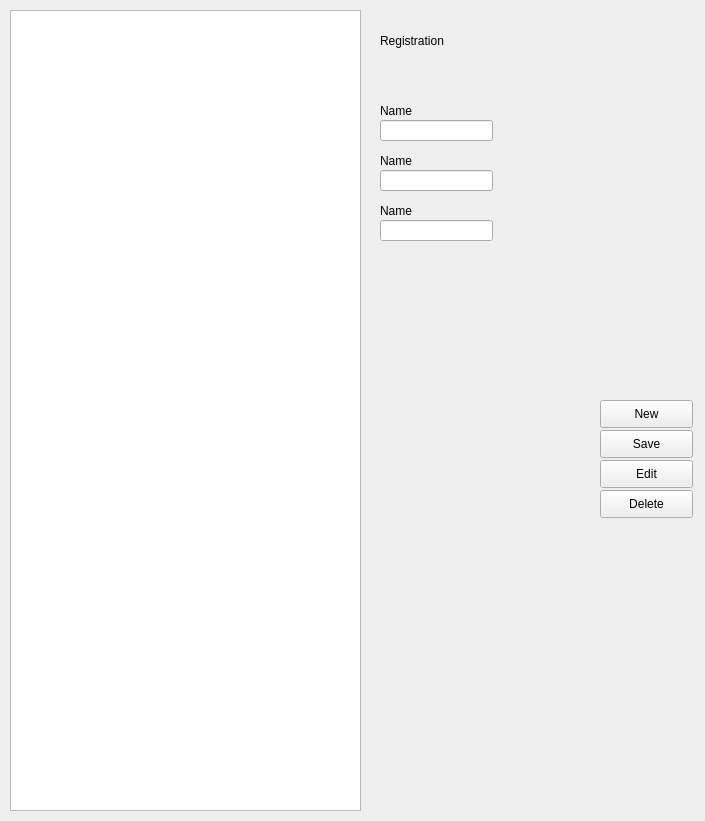
Old version of the form src/pages/setting/loan_officer.ui in the repository DY-Microfinance-Customer-Management/dymf-algorithm.
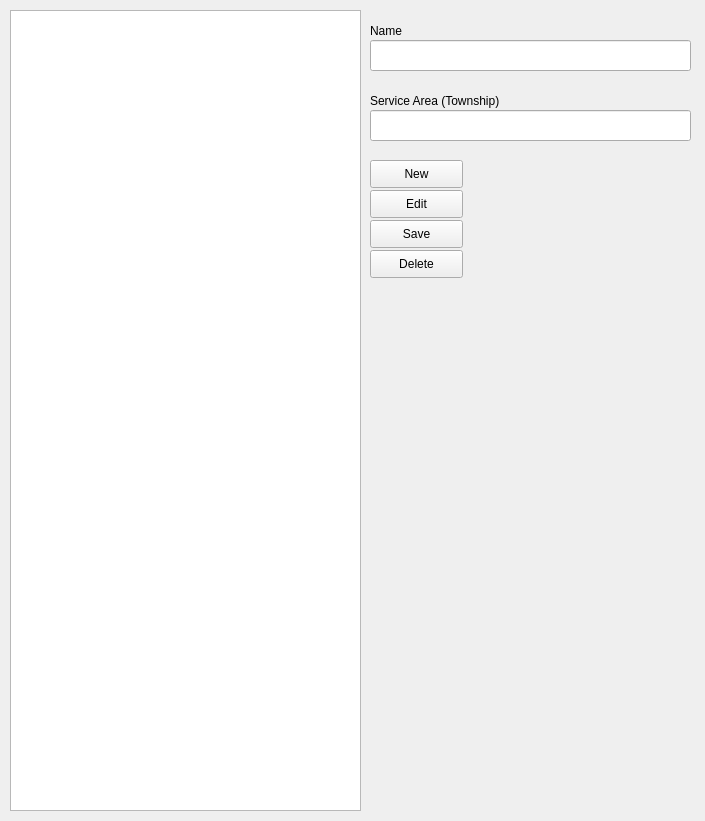
New version of the form.

What changed in the file:
```diff
--- a/src/pages/setting/loan_officer.ui
+++ b/src/pages/setting/loan_officer.ui
@@ -27,8 +27,8 @@
    <widget class="QPushButton" name="pushButton">
     <property name="geometry">
      <rect>
-      <x>600</x>
-      <y>400</y>
+      <x>370</x>
+      <y>160</y>
       <width>93</width>
       <height>28</height>
      </rect>
@@ -40,8 +40,8 @@
    <widget class="QPushButton" name="pushButton_2">
     <property name="geometry">
      <rect>
-      <x>600</x>
-      <y>430</y>
+      <x>370</x>
+      <y>220</y>
       <width>93</width>
       <height>28</height>
      </rect>
@@ -53,8 +53,8 @@
    <widget class="QPushButton" name="pushButton_3">
     <property name="geometry">
      <rect>
-      <x>600</x>
-      <y>460</y>
+      <x>370</x>
+      <y>190</y>
       <width>93</width>
       <height>28</height>
      </rect>
@@ -66,8 +66,8 @@
    <widget class="QPushButton" name="pushButton_4">
     <property name="geometry">
      <rect>
-      <x>600</x>
-      <y>490</y>
+      <x>370</x>
+      <y>250</y>
       <width>93</width>
       <height>28</height>
      </rect>
@@ -79,31 +79,18 @@
    <widget class="QLineEdit" name="lineEdit">
     <property name="geometry">
      <rect>
-      <x>380</x>
-      <y>120</y>
-      <width>113</width>
-      <height>21</height>
+      <x>370</x>
+      <y>40</y>
+      <width>321</width>
+      <height>31</height>
      </rect>
     </property>
    </widget>
-   <widget class="QLabel" name="label">
-    <property name="geometry">
-     <rect>
-      <x>380</x>
-      <y>20</y>
-      <width>141</width>
-      <height>41</height>
-     </rect>
-    </property>
-    <property name="text">
-     <string>Registration</string>
-    </property>
-   </widget>
    <widget class="QLabel" name="label_2">
     <property name="geometry">
      <rect>
-      <x>380</x>
-      <y>100</y>
+      <x>370</x>
+      <y>20</y>
       <width>111</width>
       <height>21</height>
      </rect>
@@ -112,50 +99,27 @@
      <string>Name</string>
     </property>
    </widget>
+   <widget class="QLineEdit" name="officerServiceArea">
+    <property name="geometry">
+     <rect>
+      <x>370</x>
+      <y>110</y>
+      <width>321</width>
+      <height>31</height>
+     </rect>
+    </property>
+   </widget>
    <widget class="QLabel" name="label_3">
     <property name="geometry">
      <rect>
-      <x>380</x>
-      <y>150</y>
-      <width>111</width>
+      <x>370</x>
+      <y>90</y>
+      <width>171</width>
       <height>21</height>
      </rect>
     </property>
     <property name="text">
-     <string>Name</string>
-    </property>
-   </widget>
-   <widget class="QLineEdit" name="lineEdit_2">
-    <property name="geometry">
-     <rect>
-      <x>380</x>
-      <y>170</y>
-      <width>113</width>
-      <height>21</height>
-     </rect>
-    </property>
-   </widget>
-   <widget class="QLabel" name="label_4">
-    <property name="geometry">
-     <rect>
-      <x>380</x>
-      <y>200</y>
-      <width>111</width>
-      <height>21</height>
-     </rect>
-    </property>
-    <property name="text">
-     <string>Name</string>
-    </property>
-   </widget>
-   <widget class="QLineEdit" name="lineEdit_3">
-    <property name="geometry">
-     <rect>
-      <x>380</x>
-      <y>220</y>
-      <width>113</width>
-      <height>21</height>
-     </rect>
+     <string>Service Area (Township)</string>
     </property>
    </widget>
   </widget>
```
Left out of the diff: 12 changed lines with no effect on the pictures.
